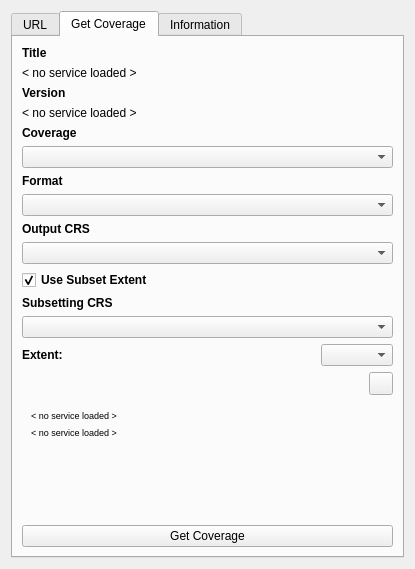
This is simplewcs_dialog_base.ui in marcusmohr/simplewcs2 as Qt 5 draws it before an edit. The edited form follows.
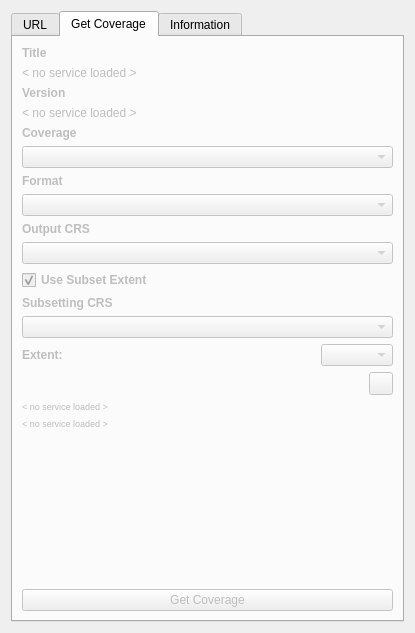
This is the edited form. The open tabs and pages were chosen to show the change.

What changed in the file:
```diff
--- a/simplewcs_dialog_base.ui
+++ b/simplewcs_dialog_base.ui
@@ -10,7 +10,7 @@
     <x>0</x>
     <y>0</y>
     <width>415</width>
-    <height>569</height>
+    <height>633</height>
    </rect>
   </property>
   <property name="windowTitle">
@@ -120,7 +120,7 @@
      </widget>
      <widget class="QWidget" name="tabGetCoverage">
       <property name="enabled">
-       <bool>true</bool>
+       <bool>false</bool>
       </property>
       <attribute name="title">
        <string>Get Coverage</string>
@@ -377,21 +377,6 @@
            </widget>
           </item>
           <item>
-           <widget class="QWidget" name="wgShowExtent" native="true">
-            <layout class="QVBoxLayout" name="verticalLayout_6">
-             <item>
-              <widget class="QLabel" name="lblExtentPolygon">
-               <property name="font">
-                <font>
-                 <pointsize>7</pointsize>
-                </font>
-               </property>
-               <property name="text">
-                <string>&lt; no service loaded &gt;</string>
-               </property>
-              </widget>
-             </item>
-             <item>
               <widget class="QLabel" name="lblExtentMapCanvas">
                <property name="font">
                 <font>
@@ -409,7 +394,16 @@
                </property>
               </widget>
              </item>
-            </layout>
+          <item>
+           <widget class="QLabel" name="lblExtentPolygon">
+            <property name="font">
+             <font>
+              <pointsize>7</pointsize>
+             </font>
+            </property>
+            <property name="text">
+             <string>&lt; no service loaded &gt;</string>
+            </property>
            </widget>
           </item>
          </layout>
```
Left out of the diff: 9 changed lines with no effect on the pictures. Lines whose indentation alone changed are shown as unchanged.
